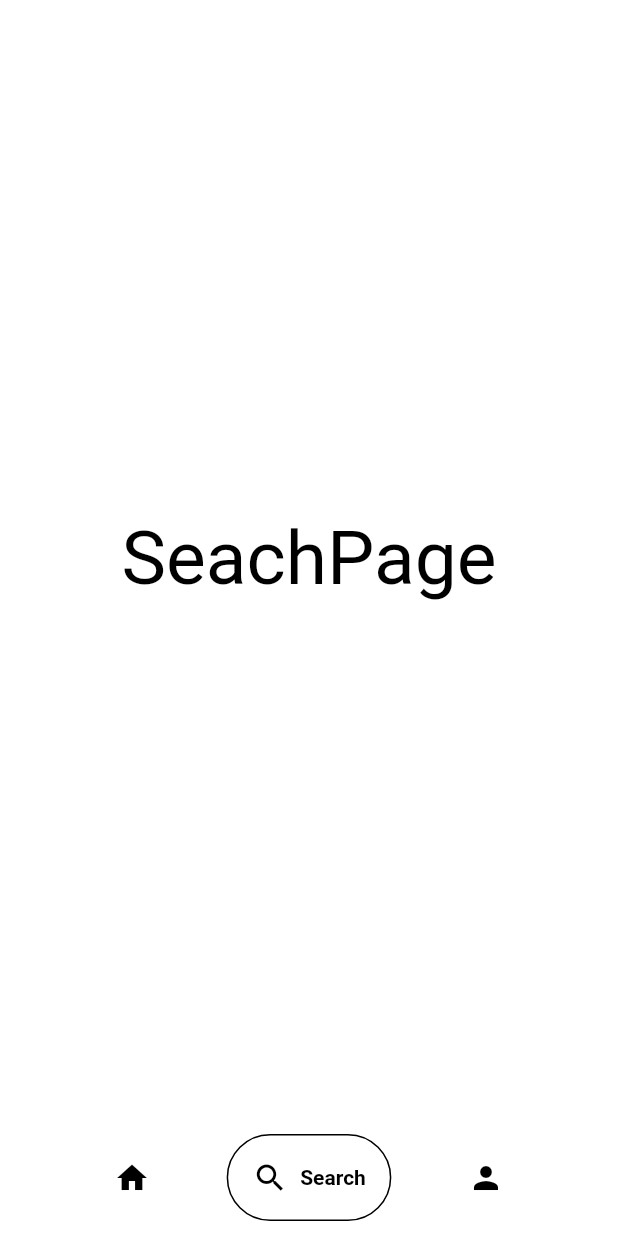
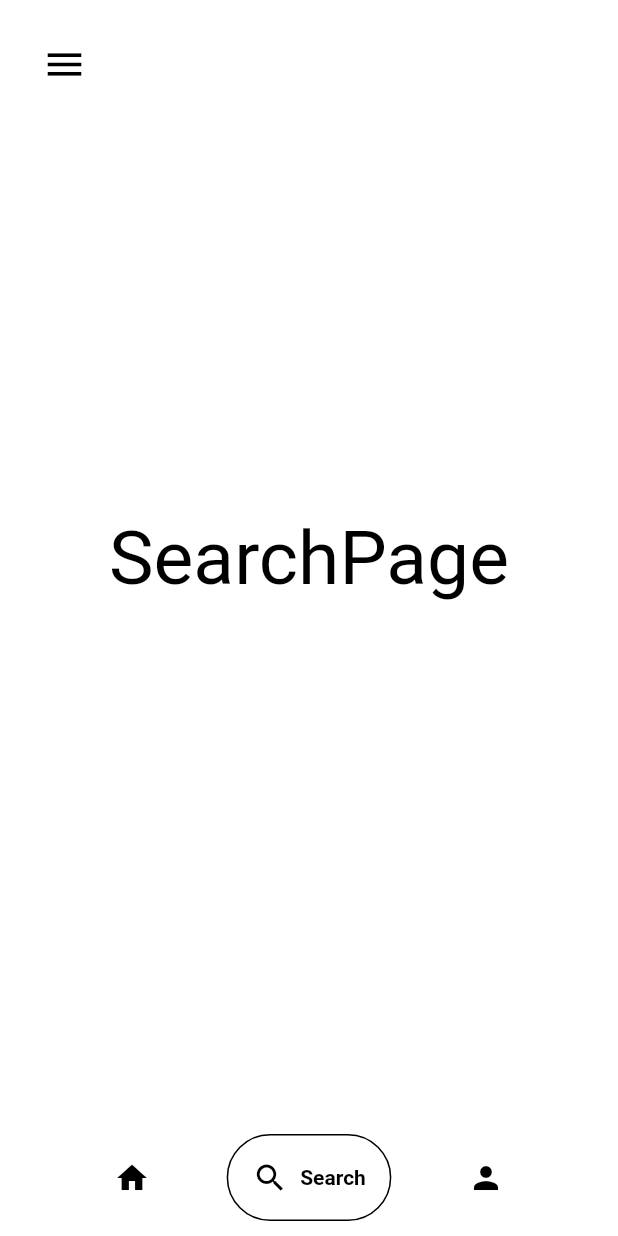
Before and after one commit to Egemendokkodo/news_app_flutter, a Flutter app: the screen it shows after launch, item 2 of the bottom bar chosen, on a phone screen of 412 x 824 dp. Run offline on Flutter 3.47's test engine with Material 2 defaults, Android fonts, the phone set to English and light mode, and no system bars; drawn by our look-alikes of google_nav_bar.

```diff
--- a/lib/navigation/tabbar.dart
+++ b/lib/navigation/tabbar.dart
@@ -4,78 +4,6 @@ import 'package:news_app_flutter/view/home_page.dart';
 import 'package:news_app_flutter/view/search_page.dart';
 import 'package:news_app_flutter/view/profile_page.dart';
 
-/*class Tabbar extends StatefulWidget {
-  @override
-  _TabbarState createState() => _TabbarState();
-}
-
-class _TabbarState extends State<Tabbar> {
-  int _selectedTab = 0;
-
-  @override
-  Widget build(BuildContext context) {
-    return Scaffold(
-      bottomNavigationBar: BottomNavigationBar(
-        landscapeLayout: BottomNavigationBarLandscapeLayout.centered,
-        currentIndex: _selectedTab,
-        onTap: (index) {
-          setState(() {
-            this._selectedTab = index;
-          });
-        },
-        items: const [
-          BottomNavigationBarItem(
-            icon: Icon(
-              Icons.home,
-              size: 20,
-            ),
-            label: "",
-          ),
-          BottomNavigationBarItem(
-            icon: Icon(
-              Icons.search_outlined,
-              size: 25,
-            ),
-            label: "",
-          ),
-          BottomNavigationBarItem(
-            icon: Icon(
-              Icons.person,
-              size: 25,
-            ),
-            label: "",
-          ),
-        ],
-      ),
-      body: Stack(
-        children: [
-          renderView(
-            0,
-            const HomePage(),
-          ),
-          renderView(
-            1,
-            const SearchPage(),
-          ),
-          renderView(
-            2,
-            const ProfilePage(),
-          ),
-        ],
-      ),
-    );
-  }
-
-  Widget renderView(int tabIndex, Widget view) {
-    return IgnorePointer(
-      ignoring: _selectedTab != tabIndex,
-      child: Opacity(
-        opacity: _selectedTab == tabIndex ? 1 : 0,
-        child: view,
-      ),
-    );
-  }
-}*/
 class Tabbar extends StatefulWidget {
   const Tabbar({super.key});
 
@@ -110,6 +38,7 @@ class _TabbarState extends State<Tabbar> {
         child: Padding(
           padding: const EdgeInsets.symmetric(horizontal: 60, vertical: 10),
           child: GNav(
+              duration: Duration(milliseconds: 600),
               onTabChange: (index) {
                 setState(() {
                   this._selectedTab = index;
--- /dev/null
+++ b/lib/util/variables.dart
@@ -0,0 +1,3 @@
+class Variables {
+  String language = "en";
+}
--- a/lib/view/profile_page.dart
+++ b/lib/view/profile_page.dart
@@ -1,5 +1,3 @@
-import 'package:flutter/src/widgets/framework.dart';
-import 'package:flutter/src/widgets/placeholder.dart';
 import 'package:flutter/material.dart';
 
 class ProfilePage extends StatefulWidget {
--- a/lib/view/search_page.dart
+++ b/lib/view/search_page.dart
@@ -1,6 +1,5 @@
 import 'package:flutter/material.dart';
-import 'package:flutter/src/widgets/framework.dart';
-import 'package:flutter/src/widgets/placeholder.dart';
+import 'package:news_app_flutter/widgets/widgets.dart';
 
 class SearchPage extends StatefulWidget {
   const SearchPage({super.key});
@@ -12,12 +11,17 @@ class SearchPage extends StatefulWidget {
 class _SearchPageState extends State<SearchPage> {
   @override
   Widget build(BuildContext context) {
-    return const Scaffold(
-      backgroundColor: Colors.white,
-      body: Center(
-        child: Text(
-          "SeachPage",
-          style: TextStyle(color: Colors.black, fontSize: 50),
+    return Padding(
+      padding: const EdgeInsets.all(15.0),
+      child: Scaffold(
+        extendBodyBehindAppBar: true,
+        appBar: MyWidgets().MyAppBar(),
+        backgroundColor: Colors.white,
+        body: const Center(
+          child: Text(
+            "SearchPage",
+            style: TextStyle(color: Colors.black, fontSize: 50),
+          ),
         ),
       ),
     );
--- /dev/null
+++ b/lib/widgets/widgets.dart
@@ -0,0 +1,15 @@
+import 'package:flutter/material.dart';
+class MyWidgets{
+
+  AppBar MyAppBar() {
+    return AppBar(
+        leading: const Icon(
+          Icons.menu,
+          color: Colors.black,
+          size: 30,
+        ),
+        backgroundColor: Colors.transparent,
+        elevation: 0,
+      );
+  }
+}
--- a/pubspec.yaml
+++ b/pubspec.yaml
@@ -36,6 +36,7 @@ dependencies:
   # Use with the CupertinoIcons class for iOS style icons.
   cupertino_icons: ^1.0.2
   google_nav_bar: ^5.0.6
+  http: ^0.13.6
 
 dev_dependencies:
   flutter_test:
```
Also changed, not shown: lib/model/news_model.dart (added, +82 -0 lines), lib/service/api_service.dart (added, +25 -0 lines), lib/view/home_page.dart (+17 -3 lines), pubspec.lock.
